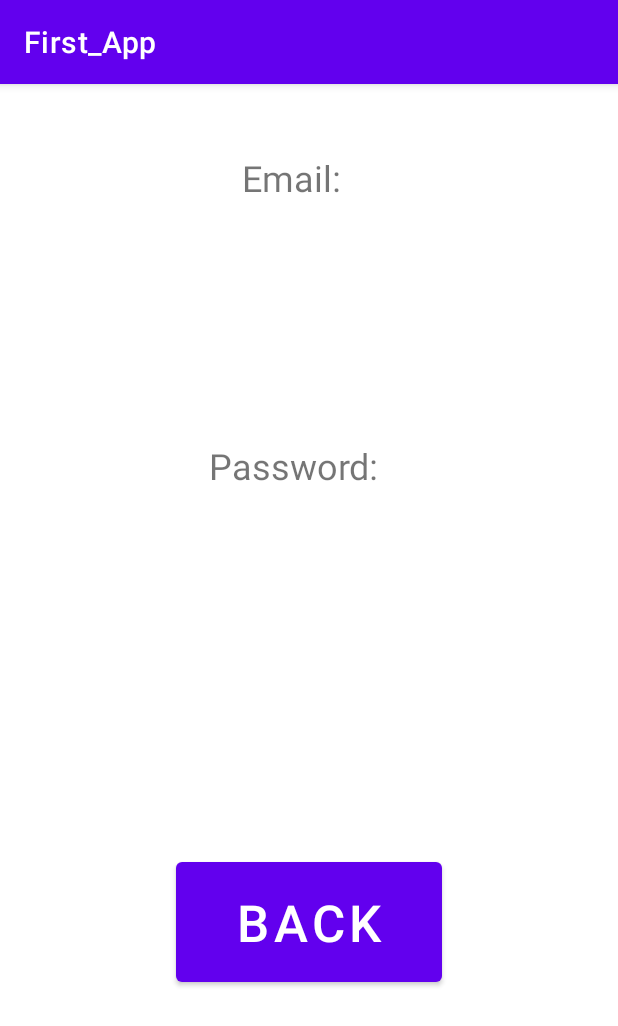
After one commit to abellizzi1/WERQOUT-App, an Android app: the LoginInfo screen opened directly, with no data from a screen before it, on a phone screen of 412 x 824 dp. The commit adds this screen. Shown: the top 1026 px of the screen. Run offline under Robolectric (Android 15) with nearby library versions, the phone set to English and light mode, and no system bars.

Commit message:
added login page

```diff
--- a/Experiments/Angelo_Bellizzi_Two_Screen_App/First_App/app/src/main/AndroidManifest.xml
+++ b/Experiments/Angelo_Bellizzi_Two_Screen_App/First_App/app/src/main/AndroidManifest.xml
@@ -9,6 +9,12 @@
         android:roundIcon="@mipmap/ic_launcher_round"
         android:supportsRtl="true"
         android:theme="@style/Theme.First_App">
+        <activity
+            android:name=".LoginInfo"
+            android:exported="true" />
+        <activity
+            android:name=".Login"
+            android:exported="true" />
         <activity
             android:name=".Counter"
             android:exported="true" />
--- /dev/null
+++ b/Experiments/Angelo_Bellizzi_Two_Screen_App/First_App/app/src/main/java/com/example/first_app/LoginInfo.java
@@ -0,0 +1,33 @@
+package com.example.first_app;
+
+import androidx.appcompat.app.AppCompatActivity;
+
+import android.content.Intent;
+import android.os.Bundle;
+import android.view.View;
+import android.widget.Button;
+import android.widget.TextView;
+
+public class LoginInfo extends AppCompatActivity {
+
+    @Override
+    protected void onCreate(Bundle savedInstanceState) {
+        super.onCreate(savedInstanceState);
+        setContentView(R.layout.login_info);
+
+        TextView userEmail = findViewById(R.id.user_email);
+        TextView userPass = findViewById(R.id.user_password);
+        Button loginBackButton = findViewById(R.id.login_back_button);
+
+        userEmail.setText(Login.getEmail());
+        userPass.setText(Login.getPassword());
+
+        loginBackButton.setOnClickListener(new View.OnClickListener() {
+            @Override
+            public void onClick(View v) {
+                startActivity(new Intent(v.getContext(), MainActivity.class));
+            }
+
+        });
+    }
+}
--- /dev/null
+++ b/Experiments/Angelo_Bellizzi_Two_Screen_App/First_App/app/src/main/res/layout/login_info.xml
@@ -0,0 +1,69 @@
+<?xml version="1.0" encoding="utf-8"?>
+<androidx.constraintlayout.widget.ConstraintLayout xmlns:android="http://schemas.android.com/apk/res/android"
+    xmlns:app="http://schemas.android.com/apk/res-auto"
+    xmlns:tools="http://schemas.android.com/tools"
+    android:layout_width="match_parent"
+    android:layout_height="match_parent"
+    tools:context=".LoginInfo">
+
+    <TextView
+        android:id="@+id/text_email"
+        android:layout_width="88dp"
+        android:layout_height="46dp"
+        android:text="Email:"
+        android:textSize="24sp"
+        app:layout_constraintBottom_toBottomOf="parent"
+        app:layout_constraintEnd_toEndOf="parent"
+        app:layout_constraintHorizontal_bias="0.498"
+        app:layout_constraintStart_toStartOf="parent"
+        app:layout_constraintTop_toTopOf="parent"
+        app:layout_constraintVertical_bias="0.064" />
+
+    <TextView
+        android:id="@+id/text_password"
+        android:layout_width="129dp"
+        android:layout_height="49dp"
+        android:text="Password:"
+        android:textSize="24sp"
+        app:layout_constraintBottom_toBottomOf="parent"
+        app:layout_constraintEnd_toEndOf="parent"
+        app:layout_constraintHorizontal_bias="0.492"
+        app:layout_constraintStart_toStartOf="parent"
+        app:layout_constraintTop_toTopOf="parent"
+        app:layout_constraintVertical_bias="0.331" />
+
+    <TextView
+        android:id="@+id/user_email"
+        android:layout_width="290dp"
+        android:layout_height="82dp"
+        android:textSize="20sp"
+        app:layout_constraintBottom_toBottomOf="parent"
+        app:layout_constraintEnd_toEndOf="parent"
+        app:layout_constraintHorizontal_bias="0.493"
+        app:layout_constraintStart_toStartOf="parent"
+        app:layout_constraintTop_toTopOf="parent"
+        app:layout_constraintVertical_bias="0.175" />
+
+    <TextView
+        android:id="@+id/user_password"
+        android:layout_width="290dp"
+        android:layout_height="84dp"
+        android:textSize="20sp"
+        app:layout_constraintBottom_toBottomOf="parent"
+        app:layout_constraintEnd_toEndOf="parent"
+        app:layout_constraintStart_toStartOf="parent"
+        app:layout_constraintTop_toTopOf="parent"
+        app:layout_constraintVertical_bias="0.454" />
+
+    <Button
+        android:id="@+id/login_back_button"
+        android:layout_width="177dp"
+        android:layout_height="92dp"
+        android:text="Back"
+        android:textSize="34sp"
+        app:layout_constraintBottom_toBottomOf="parent"
+        app:layout_constraintEnd_toEndOf="parent"
+        app:layout_constraintStart_toStartOf="parent"
+        app:layout_constraintTop_toTopOf="parent"
+        app:layout_constraintVertical_bias="0.758" />
+</androidx.constraintlayout.widget.ConstraintLayout>
--- a/Experiments/Angelo_Bellizzi_Two_Screen_App/First_App/build.gradle
+++ b/Experiments/Angelo_Bellizzi_Two_Screen_App/First_App/build.gradle
@@ -5,7 +5,7 @@ buildscript {
         mavenCentral()
     }
     dependencies {
-        classpath "com.android.tools.build:gradle:7.0.1"
+        classpath 'com.android.tools.build:gradle:7.0.2'
 
         // NOTE: Do not place your application dependencies here; they belong
         // in the individual module build.gradle files
```
Also changed, not shown: Experiments/Angelo_Bellizzi_Two_Screen_App/First_App/app/src/main/java/com/example/first_app/Login.java (added, +42 -0 lines), Experiments/Angelo_Bellizzi_Two_Screen_App/First_App/app/src/main/java/com/example/first_app/MainActivity.java (+11 -2 lines), Experiments/Angelo_Bellizzi_Two_Screen_App/First_App/app/src/main/res/layout/activity_main.xml (+16 -2 lines), Experiments/Angelo_Bellizzi_Two_Screen_App/First_App/app/src/main/res/layout/login.xml (added, +65 -0 lines).
